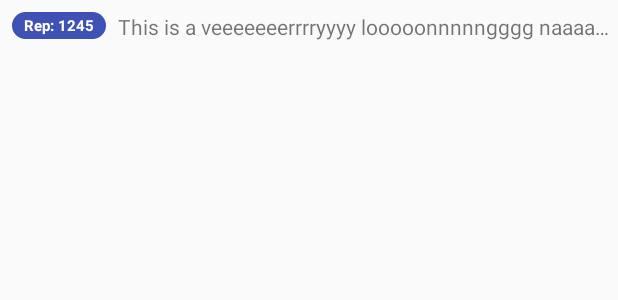
After one commit to AndrzejRyl/StackExchangeUsersList, an Android app: the layout user_item_view.xml on its own in the app's theme, with its tools: preview values and no code run, on a phone screen of 412 x 824 dp. The commit adds this screen. Shown: the top 300 px of the screen. Run offline under Robolectric (Android 15) with nearby library versions, the phone set to English and light mode, and no system bars.

Commit message:
Add list item layout

```diff
--- /dev/null
+++ b/app/src/main/res/layout/user_item_view.xml
@@ -0,0 +1,31 @@
+<?xml version="1.0" encoding="utf-8"?>
+<android.support.constraint.ConstraintLayout xmlns:android="http://schemas.android.com/apk/res/android"
+    xmlns:app="http://schemas.android.com/apk/res-auto"
+    xmlns:tools="http://schemas.android.com/tools"
+    android:layout_width="match_parent"
+    android:layout_height="wrap_content"
+    android:paddingBottom="@dimen/margin_default">
+
+    <TextView
+        android:id="@+id/user_item_reputation"
+        style="@style/UserDetailsReputation"
+        android:layout_marginStart="@dimen/margin_default"
+        android:layout_marginTop="@dimen/margin_default"
+        app:layout_constraintStart_toStartOf="parent"
+        app:layout_constraintTop_toTopOf="parent"
+        tools:text="Rep: 1245" />
+
+    <TextView
+        android:id="@+id/user_item_name"
+        android:layout_width="0dp"
+        android:layout_height="wrap_content"
+        android:layout_marginStart="@dimen/margin_default"
+        android:layout_marginTop="@dimen/margin_default"
+        android:ellipsize="end"
+        android:maxLines="1"
+        app:layout_constraintEnd_toEndOf="parent"
+        app:layout_constraintStart_toEndOf="@id/user_item_reputation"
+        app:layout_constraintTop_toTopOf="parent"
+        tools:text="This is a veeeeeeerrrryyyy looooonnnnngggg naaaamee" />
+
+</android.support.constraint.ConstraintLayout>
--- a/app/src/main/res/values/styles.xml
+++ b/app/src/main/res/values/styles.xml
@@ -52,6 +52,7 @@
         <item name="android:paddingRight">8dp</item>
         <item name="android:paddingTop">2dp</item>
         <item name="android:paddingBottom">2dp</item>
+        <item name="android:background">@drawable/reputation_background</item>
     </style>
 
 </resources>
```
